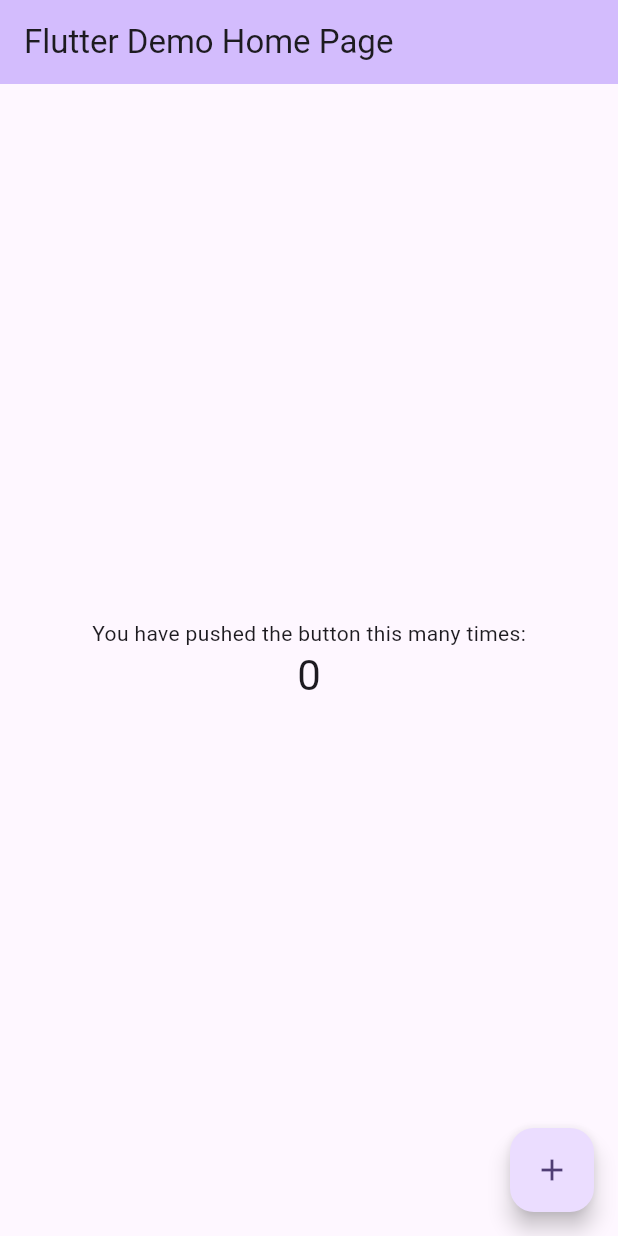
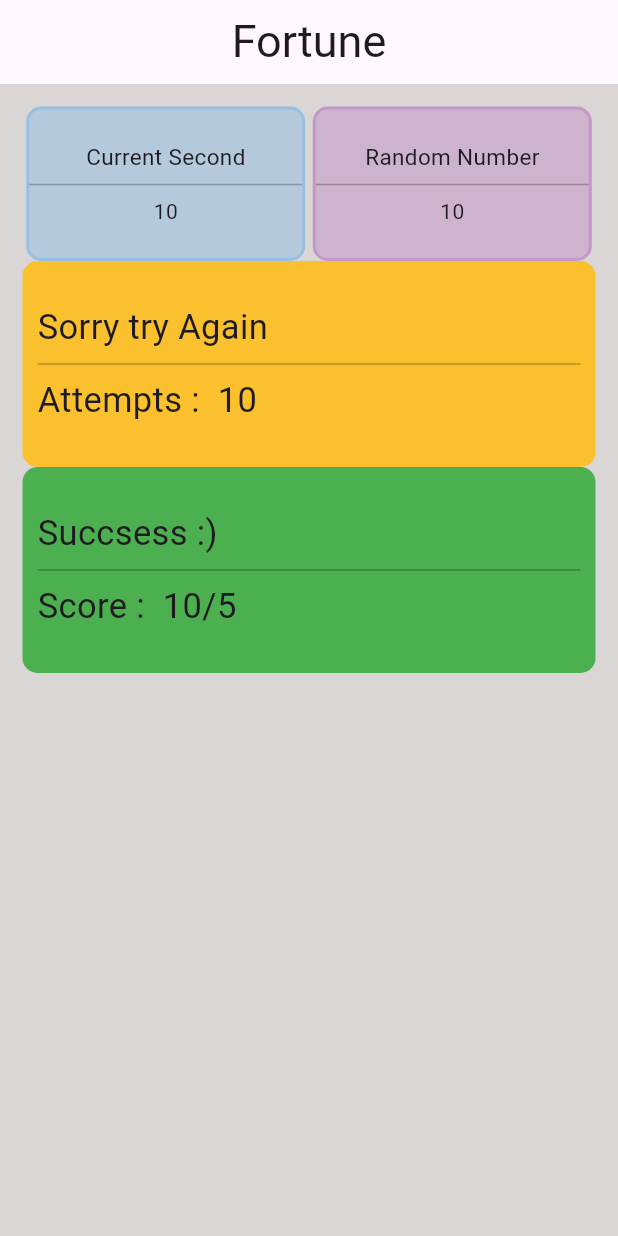
Before and after one commit to yaseeeeeeeeeeen/Fortune_app, a Flutter app: the screen it shows after launch, on a phone screen of 412 x 824 dp. Run offline on Flutter 3.47's test engine with Material 3 defaults, Android fonts, the light colour scheme and no system bars.

Commit message:
ui-half-completed

```diff
--- a/lib/main.dart
+++ b/lib/main.dart
@@ -1,4 +1,6 @@
 import 'package:flutter/material.dart';
+import 'package:fortune/presentation/pages/home_page.dart';
+import 'package:fortune/utils/colors.dart';
 
 void main() {
   runApp(const MyApp());
@@ -7,119 +9,12 @@
 class MyApp extends StatelessWidget {
   const MyApp({super.key});
 
-  // This widget is the root of your application.
   @override
   Widget build(BuildContext context) {
     return MaterialApp(
-      title: 'Flutter Demo',
-      theme: ThemeData(
-        // This is the theme of your application.
-        //
-        // TRY THIS: Try running your application with "flutter run". You'll see
-        // the application has a purple toolbar. Then, without quitting the app,
-        // try changing the seedColor in the colorScheme below to Colors.green
-        // and then invoke "hot reload" (save your changes or press the "hot
-        // reload" button in a Flutter-supported IDE, or press "r" if you used
-        // the command line to start the app).
-        //
-        // Notice that the counter didn't reset back to zero; the application
-        // state is not lost during the reload. To reset the state, use hot
-        // restart instead.
-        //
-        // This works for code too, not just values: Most code changes can be
-        // tested with just a hot reload.
-        colorScheme: ColorScheme.fromSeed(seedColor: Colors.deepPurple),
-        useMaterial3: true,
-      ),
-      home: const MyHomePage(title: 'Flutter Demo Home Page'),
+      theme: ThemeData(scaffoldBackgroundColor: AppColors.scaffoldColor),
+      debugShowCheckedModeBanner: false,
+      home: const HomePage(),
     );
   }
 }
-
-class MyHomePage extends StatefulWidget {
-  const MyHomePage({super.key, required this.title});
-
-  // This widget is the home page of your application. It is stateful, meaning
-  // that it has a State object (defined below) that contains fields that affect
-  // how it looks.
-
-  // This class is the configuration for the state. It holds the values (in this
-  // case the title) provided by the parent (in this case the App widget) and
-  // used by the build method of the State. Fields in a Widget subclass are
-  // always marked "final".
-
-  final String title;
-
-  @override
-  State<MyHomePage> createState() => _MyHomePageState();
-}
-
-class _MyHomePageState extends State<MyHomePage> {
-  int _counter = 0;
-
-  void _incrementCounter() {
-    setState(() {
-      // This call to setState tells the Flutter framework that something has
-      // changed in this State, which causes it to rerun the build method below
-      // so that the display can reflect the updated values. If we changed
-      // _counter without calling setState(), then the build method would not be
-      // called again, and so nothing would appear to happen.
-      _counter++;
-    });
-  }
-
-  @override
-  Widget build(BuildContext context) {
-    // This method is rerun every time setState is called, for instance as done
-    // by the _incrementCounter method above.
-    //
-    // The Flutter framework has been optimized to make rerunning build methods
-    // fast, so that you can just rebuild anything that needs updating rather
-    // than having to individually change instances of widgets.
-    return Scaffold(
-      appBar: AppBar(
-        // TRY THIS: Try changing the color here to a specific color (to
-        // Colors.amber, perhaps?) and trigger a hot reload to see the AppBar
-        // change color while the other colors stay the same.
-        backgroundColor: Theme.of(context).colorScheme.inversePrimary,
-        // Here we take the value from the MyHomePage object that was created by
-        // the App.build method, and use it to set our appbar title.
-        title: Text(widget.title),
-      ),
-      body: Center(
-        // Center is a layout widget. It takes a single child and positions it
-        // in the middle of the parent.
-        child: Column(
-          // Column is also a layout widget. It takes a list of children and
-          // arranges them vertically. By default, it sizes itself to fit its
-          // children horizontally, and tries to be as tall as its parent.
-          //
-          // Column has various properties to control how it sizes itself and
-          // how it positions its children. Here we use mainAxisAlignment to
-          // center the children vertically; the main axis here is the vertical
-          // axis because Columns are vertical (the cross axis would be
-          // horizontal).
-          //
-          // TRY THIS: Invoke "debug painting" (choose the "Toggle Debug Paint"
-          // action in the IDE, or press "p" in the console), to see the
-          // wireframe for each widget.
-          mainAxisAlignment: MainAxisAlignment.center,
-          children: <Widget>[
-            const Text(
-              'You have pushed the button this many times:',
-            ),
-            Text(
-              '$_counter',
-              style: Theme.of(context).textTheme.headlineMedium,
-            ),
-          ],
-        ),
-      ),
-      floatingActionButton: FloatingActionButton(
-        onPressed: _incrementCounter,
-        tooltip: 'Increment',
-        child: const Icon(Icons.add),
-      ), // This trailing comma makes auto-formatting nicer for build methods.
-    );
-  }
-}
--- /dev/null
+++ b/lib/presentation/pages/home_page.dart
@@ -0,0 +1,46 @@
+import 'package:flutter/material.dart';
+import 'package:fortune/presentation/widgets/result_widget.dart';
+import 'package:fortune/presentation/widgets/time_show_widget.dart';
+import 'package:fortune/utils/static_strings.dart';
+import 'package:fortune/utils/textstyles.dart';
+
+class HomePage extends StatelessWidget {
+  const HomePage({super.key});
+
+  @override
+  Widget build(BuildContext context) {
+    Size size = MediaQuery.sizeOf(context);
+    return SafeArea(
+      child: Scaffold(
+        appBar: AppBar(
+          title: Text(AppStrings.appName, style: FontStyles.appnameStyle),
+          centerTitle: true,
+        ),
+        body: const Padding(
+          padding: EdgeInsets.all(15),
+          child: Column(
+            children: [
+              Row(
+                mainAxisAlignment: MainAxisAlignment.spaceAround,
+                children: [
+                  TimeShowWiget(widget1: true, number: 10),
+                  TimeShowWiget(widget1: false, number: 10)
+                ],
+              ),
+              ResultWidget(
+                succsess: false,
+                attempt: 10,
+                succsessCount: 10,
+              ),
+              ResultWidget(
+                succsess: true,
+                attempt: 5,
+                succsessCount: 10,
+              )
+            ],
+          ),
+        ),
+      ),
+    );
+  }
+}
--- /dev/null
+++ b/lib/presentation/widgets/result_widget.dart
@@ -0,0 +1,45 @@
+import 'package:flutter/material.dart';
+import 'package:fortune/utils/colors.dart';
+import 'package:fortune/utils/static_strings.dart';
+import 'package:fortune/utils/textstyles.dart';
+
+class ResultWidget extends StatelessWidget {
+  final bool succsess;
+  final int attempt;
+  final int succsessCount;
+  const ResultWidget(
+      {super.key,
+      required this.succsess,
+      required this.attempt,
+      required this.succsessCount});
+
+  @override
+  Widget build(BuildContext context) {
+    Size size = MediaQuery.sizeOf(context);
+    return Container(
+      padding: const EdgeInsets.all(10),
+      height: size.height / 6,
+      width: size.width,
+      decoration: BoxDecoration(
+          borderRadius: BorderRadius.circular(10),
+          color: succsess ? AppColors.succsessColor : AppColors.failedColor),
+      child: Column(
+        crossAxisAlignment: CrossAxisAlignment.start,
+        mainAxisAlignment: MainAxisAlignment.center,
+        children: [
+          succsess
+              ? Text(AppStrings.succsessTextOne,
+                  style: FontStyles.resultTextStyle)
+              : Text(AppStrings.failedTextOne,
+                  style: FontStyles.resultTextStyle),
+          Divider(color: AppColors.dividerColor),
+          succsess
+              ? Text("${AppStrings.succsessTextTwo} $succsessCount/$attempt",
+                  style: FontStyles.resultTextStyle)
+              : Text("${AppStrings.failedTextTwo} $attempt",
+                  style: FontStyles.resultTextStyle)
+        ],
+      ),
+    );
+  }
+}
--- /dev/null
+++ b/lib/presentation/widgets/time_show_widget.dart
@@ -0,0 +1,41 @@
+import 'package:flutter/material.dart';
+import 'package:fortune/utils/colors.dart';
+import 'package:fortune/utils/static_strings.dart';
+import 'package:fortune/utils/textstyles.dart';
+
+class TimeShowWiget extends StatelessWidget {
+  final bool widget1;
+  final int number;
+  const TimeShowWiget({super.key, required this.widget1, required this.number});
+
+  @override
+  Widget build(BuildContext context) {
+    Size size = MediaQuery.sizeOf(context);
+    return Container(
+      decoration: BoxDecoration(
+          border: Border.all(
+              width: 2,
+              color: widget1
+                  ? AppColors.widgetOneColor
+                  : AppColors.widgetTwoColor),
+          borderRadius: BorderRadius.circular(10),
+          color: widget1 ? AppColors.widgetOneColor : AppColors.widgetTwoColor),
+      height: size.height / 8,
+      width: size.width / 2 - 20,
+      child: Column(
+        mainAxisAlignment: MainAxisAlignment.center,
+        children: [
+          widget1
+              ? Text(AppStrings.widgetOneText,
+                  style: FontStyles.wiget1and2Style)
+              : Text(AppStrings.widgetTwoText,
+                  style: FontStyles.wiget1and2Style),
+          Divider(
+            color: AppColors.dividerColor,
+          ),
+          Text(number.toString())
+        ],
+      ),
+    );
+  }
+}
--- /dev/null
+++ b/lib/utils/colors.dart
@@ -0,0 +1,10 @@
+import 'package:flutter/material.dart';
+
+class AppColors {
+  static Color scaffoldColor = const Color.fromARGB(255, 218, 214, 214);
+  static Color dividerColor = Colors.black26;
+  static Color widgetOneColor = Colors.blue.withOpacity(0.2);
+  static Color widgetTwoColor = Colors.purple.withOpacity(0.2);
+  static Color failedColor = Colors.yellow.shade700;
+  static Color succsessColor = Colors.green.shade500;
+}
--- /dev/null
+++ b/lib/utils/static_strings.dart
@@ -0,0 +1,9 @@
+class AppStrings {
+  static String appName = "Fortune";
+  static String widgetOneText = "Current Second";
+  static String widgetTwoText = "Random Number";
+  static String failedTextOne = "Sorry try Again";
+  static String succsessTextOne = "Succsess :)";
+  static String failedTextTwo = "Attempts : ";
+  static String succsessTextTwo = "Score : ";
+}
--- /dev/null
+++ b/lib/utils/textstyles.dart
@@ -0,0 +1,7 @@
+import 'package:flutter/material.dart';
+
+class FontStyles {
+  static TextStyle appnameStyle = const TextStyle(fontSize: 30);
+  static TextStyle wiget1and2Style = const TextStyle(fontSize: 15);
+  static TextStyle resultTextStyle = const TextStyle(fontSize: 23);
+}
```
Also changed, not shown: pubspec.yaml (+5 -17 lines), lib/presentation/pages/splash_page.dart (added), lib/utils/snackbar.dart (added), pubspec.lock, 1 other file.
